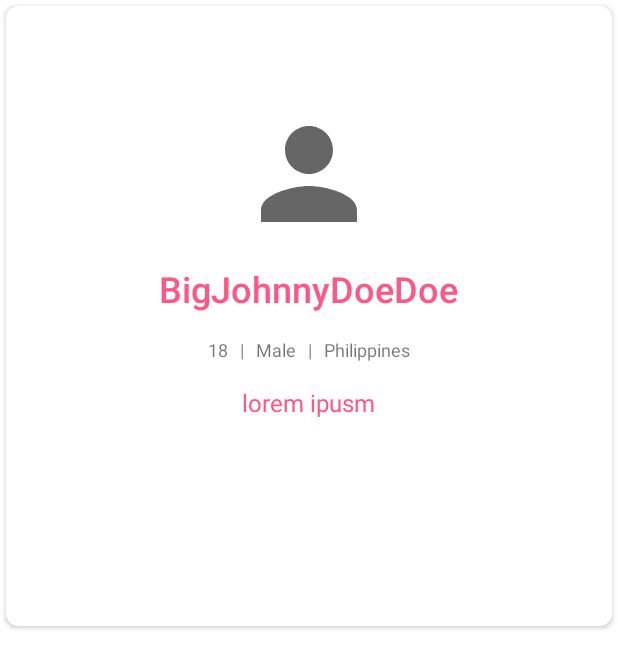
After one commit to zobhhz/alintana, an Android app: the layout match_card.xml on its own in the app's theme, with its tools: preview values and no code run, on a phone screen of 412 x 824 dp. The commit adds this screen. Shown: the top 668 px of the screen. Run offline under Robolectric (Android 15) with nearby library versions, the phone set to English and light mode, and no system bars.

Commit message:
Added Find Match Activity

```diff
--- a/alintana/app/src/main/java/com/mobdeve/s17/dizon/palmares/alintana/LoginFragment.kt
+++ b/alintana/app/src/main/java/com/mobdeve/s17/dizon/palmares/alintana/LoginFragment.kt
@@ -80,7 +80,7 @@ class LoginFragment : Fragment() {
                     if(p1.body()?.status.equals("success")){
                         Toast.makeText(activity!!.applicationContext, p1.body()?.message.toString() + " "+ p1.body()?.data?.username, Toast.LENGTH_LONG).show()
                         val rawData = p1.body()?.data!!
-                        val user = User(rawData.username, rawData.birthdate, rawData.sex, rawData.location, rawData.location, rawData.headline, rawData.experience, rawData.createdAt)
+                        val user = User(rawData.__id, rawData.username, rawData.birthdate, rawData.sex, rawData.location, rawData.location, rawData.headline, rawData.experience, rawData.createdAt)
 
                         val gotoProfile : Intent = Intent(activity?.baseContext, ProfileActivity::class.java)
                         gotoProfile.putExtra("user", user)
--- a/alintana/app/src/main/java/com/mobdeve/s17/dizon/palmares/alintana/api/APIInterface.kt
+++ b/alintana/app/src/main/java/com/mobdeve/s17/dizon/palmares/alintana/api/APIInterface.kt
@@ -6,12 +6,17 @@ import retrofit2.http.*
 
 interface APIInterface {
 
+
     @POST("/register")
     fun createUser(@Body registerInformation: RegisterInformation): Call<RegisterResponse>
 
     @POST("/login")
     fun loginUser(@Body loginInformation: LoginInformation) : Call<LoginResponse>
 
+    @GET("api/v1/user/{id}")
+    fun getUserById(@Path("id") id : String): Call<User>
 
+    @GET("api/v1/match/possible/{id}")
+    fun getPossibleMatches(@Path("id") id : String): Call<PossibleMatchesResponse>
 
 }
--- /dev/null
+++ b/alintana/app/src/main/res/layout/match_card.xml
@@ -0,0 +1,100 @@
+<?xml version="1.0" encoding="utf-8"?>
+
+<androidx.cardview.widget.CardView
+    android:id="@+id/cv_match_card"
+    xmlns:android="http://schemas.android.com/apk/res/android"
+    xmlns:card_view="http://schemas.android.com/apk/res-auto"
+    card_view:cardCornerRadius="8dp"
+    android:layout_margin="4dp"
+    android:layout_width="match_parent"
+    android:layout_height="wrap_content"
+    >
+    <LinearLayout
+        android:layout_width="match_parent"
+        android:layout_height="wrap_content"
+        android:paddingVertical="64dp"
+        android:paddingHorizontal="16dp"
+        android:orientation="vertical"
+        android:gravity="center">
+
+        <com.google.android.material.imageview.ShapeableImageView
+            android:id="@+id/siv_user"
+            android:layout_width="96dp"
+            android:layout_height="96dp"
+            android:src="@drawable/ic_baseline_person_24"
+            card_view:shapeAppearanceOverlay="@style/roundedImageViewRounded"
+            android:layout_marginBottom="12dp"
+            />
+
+        <TextView
+            android:id="@+id/tv_username"
+            android:layout_width="wrap_content"
+            android:layout_height="wrap_content"
+            android:textAlignment="center"
+            android:text="BigJohnnyDoeDoe"
+            android:textColor="@color/primary"
+            android:fontFamily="sans-serif-medium"
+            android:textSize="24sp"
+            android:layout_marginBottom="16dp"
+            />
+        <LinearLayout
+            android:layout_width="wrap_content"
+            android:layout_height="wrap_content"
+            android:orientation="horizontal"
+            android:layout_marginBottom="16dp"
+
+            >
+            <TextView
+                android:id="@+id/tv_age"
+                android:layout_width="wrap_content"
+                android:layout_height="wrap_content"
+                android:textSize="12sp"
+                android:text="18"
+                android:layout_marginHorizontal="4dp"
+                />
+            <TextView
+                android:id="@+id/tv_sep1"
+                android:layout_width="wrap_content"
+                android:layout_height="wrap_content"
+                android:textSize="12sp"
+                android:text="|"
+                android:layout_marginHorizontal="4dp"
+                />
+            <TextView
+                android:id="@+id/tv_sex"
+                android:layout_width="wrap_content"
+                android:layout_height="wrap_content"
+                android:textSize="12sp"
+                android:text="Male"
+                android:layout_marginHorizontal="4dp"
+                />
+            <TextView
+                android:id="@+id/tv_sep2"
+                android:layout_width="wrap_content"
+                android:layout_height="wrap_content"
+                android:textSize="12sp"
+                android:text="|"
+                android:layout_marginHorizontal="4dp"
+                />
+            <TextView
+                android:id="@+id/tv_loc"
+                android:layout_width="wrap_content"
+                android:layout_height="wrap_content"
+                android:textSize="12sp"
+                android:text="Philippines"
+                android:layout_marginHorizontal="4dp"
+                />
+        </LinearLayout>
+        <TextView
+            android:id="@+id/tv_headline"
+            android:layout_width="wrap_content"
+            android:layout_height="96dp"
+            android:textAlignment="center"
+            android:text="lorem ipusm"
+            android:textColor="@color/primary"
+            android:textSize="16sp"
+            />
+
+    </LinearLayout>
+
+</androidx.cardview.widget.CardView>
--- a/alintana/app/src/main/res/values/themes.xml
+++ b/alintana/app/src/main/res/values/themes.xml
@@ -18,4 +18,9 @@
         <item name="windowActionBar">false</item>
         <item name="windowNoTitle">true</item>
     </style>
+    <style name="roundedImageViewRounded">
+        <item name="cornerFamily">rounded</item>
+        <item name="cornerSize">50%</item>
+    </style>
+
 </resources>
--- a/alintana/build.gradle
+++ b/alintana/build.gradle
@@ -6,7 +6,7 @@ buildscript {
         mavenCentral()
     }
     dependencies {
-        classpath 'com.android.tools.build:gradle:7.0.1'
+        classpath 'com.android.tools.build:gradle:4.2.2'
         classpath "org.jetbrains.kotlin:kotlin-gradle-plugin:$kotlin_version"
 
         // NOTE: Do not place your application dependencies here; they belong
```
Also changed, not shown: alintana/app/src/main/AndroidManifest.xml (+8 -4 lines), alintana/app/src/main/java/com/mobdeve/s17/dizon/palmares/alintana/MatchActivity.kt (added, +62 -0 lines), alintana/app/src/main/java/com/mobdeve/s17/dizon/palmares/alintana/adapter/MatchAdapter.kt (added, +78 -0 lines), alintana/app/src/main/java/com/mobdeve/s17/dizon/palmares/alintana/model/PossibleMatchesResponse.kt (added, +16 -0 lines), alintana/app/src/main/java/com/mobdeve/s17/dizon/palmares/alintana/model/User.kt (+49 -0 lines), alintana/app/src/main/res/drawable/circle.xml (added, +11 -0 lines), alintana/app/src/main/res/drawable/imgcircular.xml (added, +8 -0 lines), alintana/app/src/main/res/layout/activity_match.xml (added, +19 -0 lines), alintana/gradle/wrapper/gradle-wrapper.properties, 4 other files.
